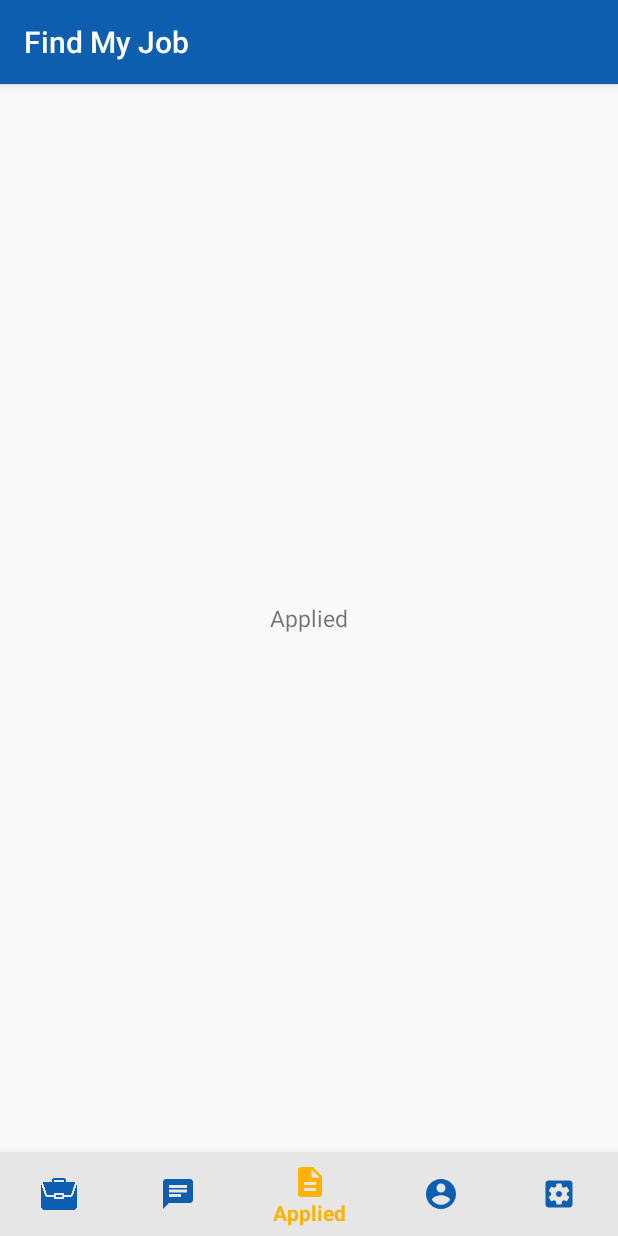
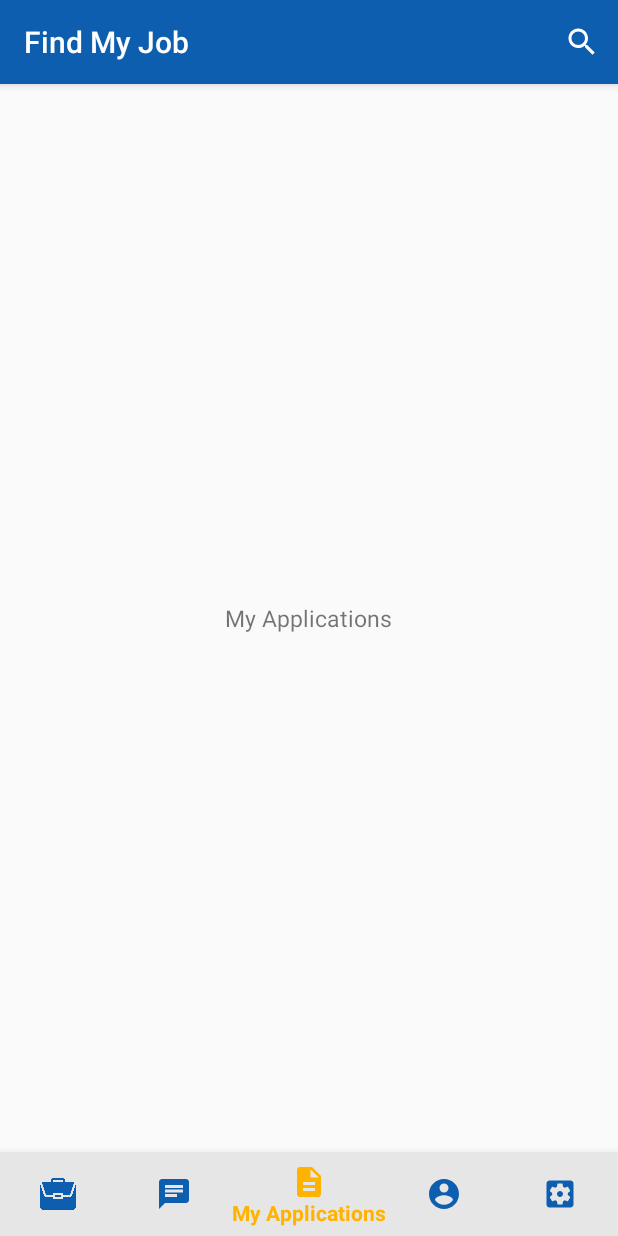
Before and after one commit to ankitadodke/internshipProject, an Android app: the screen it shows after launch once a user with an empty profile is signed in (MainActivity), item 3 of the bottom bar chosen, on a phone screen of 412 x 824 dp. Run offline under Robolectric (Android 15) with nearby library versions, the phone set to English and light mode, and no system bars; our stand-ins replace Firebase (no records; nobody signed in at launch, a user with empty details on screens opened directly); 1 statement that could not run was skipped.

Commit message:
clean drawables

```diff
--- a/JobSearch/app/src/main/AndroidManifest.xml
+++ b/JobSearch/app/src/main/AndroidManifest.xml
@@ -20,7 +20,7 @@
         android:roundIcon="@mipmap/ic_launcher_round"
         android:supportsRtl="true"
         android:theme="@style/AppTheme">
-        <activity android:name=".login_employer"></activity>
+        <activity android:name=".login_employer" />
         <activity android:name=".otp_employer" />
         <activity android:name=".employer_register" />
         <activity android:name=".login" />
--- a/JobSearch/app/src/main/java/com/findmyjob/android/MainActivity.java
+++ b/JobSearch/app/src/main/java/com/findmyjob/android/MainActivity.java
@@ -8,10 +8,12 @@ import android.graphics.drawable.ColorDrawable;
 import android.net.ConnectivityManager;
 import android.net.NetworkInfo;
 import android.os.Bundle;
+import android.view.Menu;
 import android.view.MenuItem;
 import android.view.View;
 import android.view.WindowManager;
 import android.widget.Button;
+import android.widget.SearchView;
 
 import com.google.android.material.bottomnavigation.BottomNavigationView;
 import com.google.firebase.auth.FirebaseAuth;
@@ -94,5 +96,25 @@ public class MainActivity extends AppCompatActivity {
                 }
             };
 
+    @Override
+    public boolean onCreateOptionsMenu(Menu menu) {
+        getMenuInflater().inflate(R.menu.search_bar,menu);
+        MenuItem menuItem = menu.findItem(R.id.search);
+        SearchView searchView= (SearchView)menuItem.getActionView();
+        searchView.setQueryHint("Type here to search");
 
+        searchView.setOnQueryTextListener(new SearchView.OnQueryTextListener() {
+            @Override
+            public boolean onQueryTextSubmit(String s) {
+                return false;
+            }
+
+            @Override
+            public boolean onQueryTextChange(String s) {
+                return false;
+            }
+        });
+
+        return super.onCreateOptionsMenu(menu);
+    }
 }
--- a/JobSearch/app/src/main/res/drawable/bg_round.xml
+++ /dev/null
@@ -1,6 +0,0 @@
-<?xml version="1.0" encoding="utf-8"?>
-<transition xmlns:android="http://schemas.android.com/apk/res/android"
-    android:shape="rectangle">
-
-
-</transition>
--- a/JobSearch/app/src/main/res/drawable/ic_drop.xml
+++ b/JobSearch/app/src/main/res/drawable/ic_baseline_search_24.xml
@@ -6,5 +6,5 @@
     android:tint="?attr/colorControlNormal">
   <path
       android:fillColor="@android:color/white"
-      android:pathData="M7,10l5,5 5,-5z"/>
+      android:pathData="M15.5,14h-0.79l-0.28,-0.27C15.41,12.59 16,11.11 16,9.5 16,5.91 13.09,3 9.5,3S3,5.91 3,9.5 5.91,16 9.5,16c1.61,0 3.09,-0.59 4.23,-1.57l0.27,0.28v0.79l5,4.99L20.49,19l-4.99,-5zM9.5,14C7.01,14 5,11.99 5,9.5S7.01,5 9.5,5 14,7.01 14,9.5 11.99,14 9.5,14z"/>
 </vector>
--- a/JobSearch/app/src/main/res/layout/activity_employer_register.xml
+++ b/JobSearch/app/src/main/res/layout/activity_employer_register.xml
@@ -100,7 +100,7 @@
         android:layout_marginRight="16dp"
         android:layout_marginTop="8dp"
         android:layout_marginBottom="0dp"
-        android:background="@drawable/custom_btn"
+        android:background="@drawable/primary_btn_bg"
         android:text="@string/send_otp"
         android:textColor="@color/white"
         android:fontFamily="@font/open_sans_semibold"
--- a/JobSearch/app/src/main/res/layout/activity_otp_employer.xml
+++ b/JobSearch/app/src/main/res/layout/activity_otp_employer.xml
@@ -57,7 +57,7 @@
         android:layout_marginRight="16dp"
         android:layout_marginLeft="16dp"
         android:padding="8dp"
-        android:background="@drawable/custom_btn"
+        android:background="@drawable/primary_btn_bg"
         android:text="@string/Submit"
         android:textColor="@color/white"
         android:textSize="15sp"/>
--- a/JobSearch/app/src/main/res/layout/activity_otp_generate.xml
+++ b/JobSearch/app/src/main/res/layout/activity_otp_generate.xml
@@ -57,7 +57,7 @@
         android:layout_marginRight="16dp"
         android:layout_marginLeft="16dp"
         android:padding="8dp"
-        android:background="@drawable/custom_btn"
+        android:background="@drawable/primary_btn_bg"
         android:text="@string/Submit"
         android:textColor="@color/white"
         android:textSize="15sp"/>
--- a/JobSearch/app/src/main/res/layout/activity_register.xml
+++ b/JobSearch/app/src/main/res/layout/activity_register.xml
@@ -58,7 +58,6 @@
             android:layout_height="45dp"
             android:layout_marginTop="8dp"
             android:background="@drawable/text_input_bg"
-            android:drawableEnd="@drawable/ic_drop"
             android:layerType="none"
             android:padding="5dp"
             android:spinnerMode="dropdown"
@@ -93,7 +92,7 @@
         android:layout_marginTop="8dp"
         android:layout_marginRight="16dp"
         android:layout_marginBottom="0dp"
-        android:background="@drawable/custom_btn"
+        android:background="@drawable/primary_btn_bg"
         android:fontFamily="@font/open_sans_semibold"
         android:gravity="center"
         android:padding="16dp"
--- a/JobSearch/app/src/main/res/menu/main_menu.xml
+++ b/JobSearch/app/src/main/res/menu/main_menu.xml
@@ -1,6 +1,5 @@
 <?xml version="1.0" encoding="utf-8"?>
-<menu xmlns:android="http://schemas.android.com/apk/res/android"
-    xmlns:app="http://schemas.android.com/apk/res-auto">
+<menu xmlns:android="http://schemas.android.com/apk/res/android">
     <item
         android:id="@+id/home"
         android:icon="@drawable/work"
--- /dev/null
+++ b/JobSearch/app/src/main/res/menu/search_bar.xml
@@ -0,0 +1,12 @@
+<?xml version="1.0" encoding="utf-8"?>
+<menu xmlns:android="http://schemas.android.com/apk/res/android"
+    xmlns:app="http://schemas.android.com/apk/res-auto">
+    <item
+        android:id="@+id/search"
+        android:title="@string/search"
+        android:icon="@drawable/ic_baseline_search_24"
+        app:actionViewClass="android.widget.SearchView"
+        app:showAsAction="ifRoom|collapseActionView"
+        />
+
+</menu>
--- a/JobSearch/app/src/main/res/values/strings.xml
+++ b/JobSearch/app/src/main/res/values/strings.xml
@@ -2,7 +2,7 @@
     <string name="app_name">Find My Job</string>
     <string name="Title">Find My Job</string>
     <string name="sub_title">To Find Your Dream Job</string>
-    <string name="Register">"Login</string>
+    <string name="Register">Login</string>
     <string name="otp">Enter OTP</string>
     <string name="Submit">Submit</string>
     <string name="help">Help</string>
@@ -17,7 +17,7 @@
     <string name="no_internet_connection">No Internet Connection</string>
     <string name="retry">Retry</string>
     <string name="chat">Chat</string>
-    <string name="applied">Applied</string>
+    <string name="applied">My Applications</string>
     <string name="job">Job</string>
     <string name="my_account">My Account</string>
     <string name="manage">Manage</string>
@@ -27,4 +27,10 @@
     <string name="click_here">Click Here..</string>
     <string name="gmail">Gmail</string>
     <string name="hire_your_staff_here">Hire Your Staff Here</string>
+    <string name="search">Search</string>
+    <string name="everyone_can_get_job_now">Everyone can get Job Now</string>
+    <string name="finished">Finished</string>
+    <string name="skip">Lets get started</string>
+    <string name="lets_get_started">Lets get started</string>
+    <string name="skip_next">skip</string>
 </resources>
```
Also changed, not shown: JobSearch/app/src/main/res/drawable/button_disable.xml (deleted, +0 -18 lines), JobSearch/app/src/main/res/drawable/button_pressed.xml (deleted, +0 -18 lines), JobSearch/app/src/main/res/drawable/custom_btn.xml (deleted, +0 -18 lines), JobSearch/app/src/main/res/drawable/icon.jpg (deleted), JobSearch/app/src/main/res/drawable/internet.png (deleted), JobSearch/app/src/main/res/drawable/job.png (deleted), JobSearch/app/src/main/res/drawable/logo.png (deleted), JobSearch/app/src/main/res/drawable/profile_image.png (deleted).
